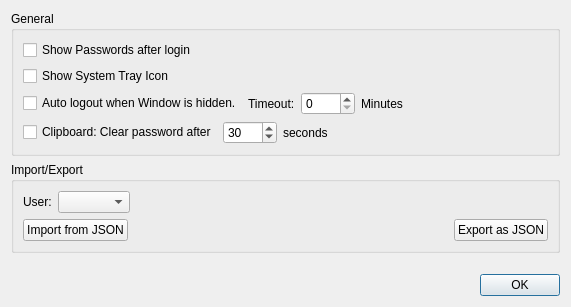
bkueng/qMasterPassword, file ui/settings_widget.ui: the form before one commit.
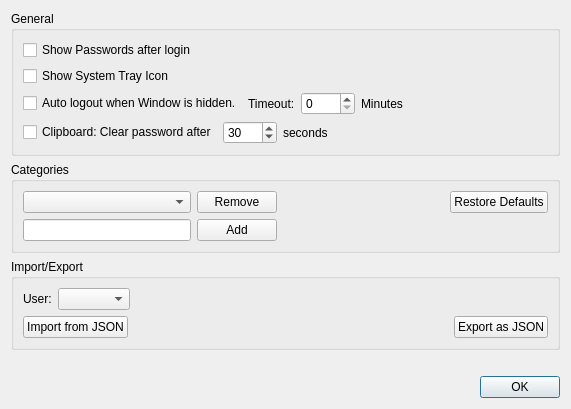
The form after the commit.

Commit message: settings: categories can now be edited

```diff
--- a/ui/settings_widget.ui
+++ b/ui/settings_widget.ui
@@ -7,7 +7,7 @@
     <x>0</x>
     <y>0</y>
     <width>571</width>
-    <height>307</height>
+    <height>409</height>
    </rect>
   </property>
   <property name="windowTitle">
@@ -126,6 +126,55 @@
      </layout>
     </widget>
    </item>
+   <item>
+    <widget class="QGroupBox" name="groupBox_3">
+     <property name="title">
+      <string>Categories</string>
+     </property>
+     <layout class="QGridLayout" name="gridLayout">
+      <item row="0" column="0">
+       <widget class="QComboBox" name="cmbCategories"/>
+      </item>
+      <item row="0" column="2">
+       <spacer name="horizontalSpacer_5">
+        <property name="orientation">
+         <enum>Qt::Horizontal</enum>
+        </property>
+        <property name="sizeHint" stdset="0">
+         <size>
+          <width>40</width>
+          <height>20</height>
+         </size>
+        </property>
+       </spacer>
+      </item>
+      <item row="0" column="1">
+       <widget class="QPushButton" name="btnRemoveCategory">
+        <property name="text">
+         <string>Remove</string>
+        </property>
+       </widget>
+      </item>
+      <item row="1" column="0">
+       <widget class="QLineEdit" name="txtCategory"/>
+      </item>
+      <item row="1" column="1">
+       <widget class="QPushButton" name="btnAddCategory">
+        <property name="text">
+         <string>Add</string>
+        </property>
+       </widget>
+      </item>
+      <item row="0" column="3">
+       <widget class="QPushButton" name="btnResoreDefaultCategories">
+        <property name="text">
+         <string>Restore Defaults</string>
+        </property>
+       </widget>
+      </item>
+     </layout>
+    </widget>
+   </item>
    <item>
     <widget class="QGroupBox" name="groupBox_2">
      <property name="title">
```
Left out of the diff: 98 changed lines with no effect on the pictures. The commit also changes 4 other files.
